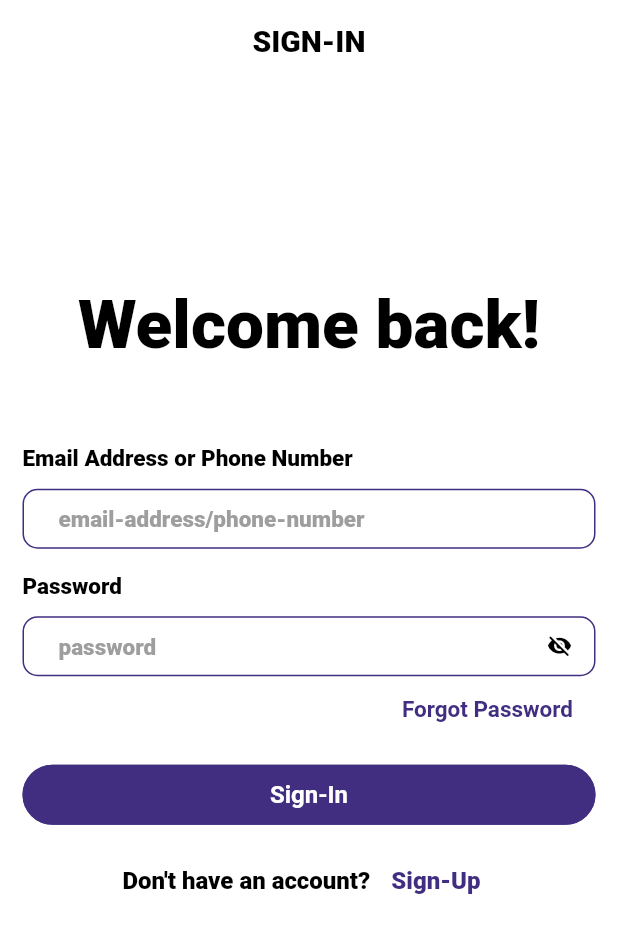
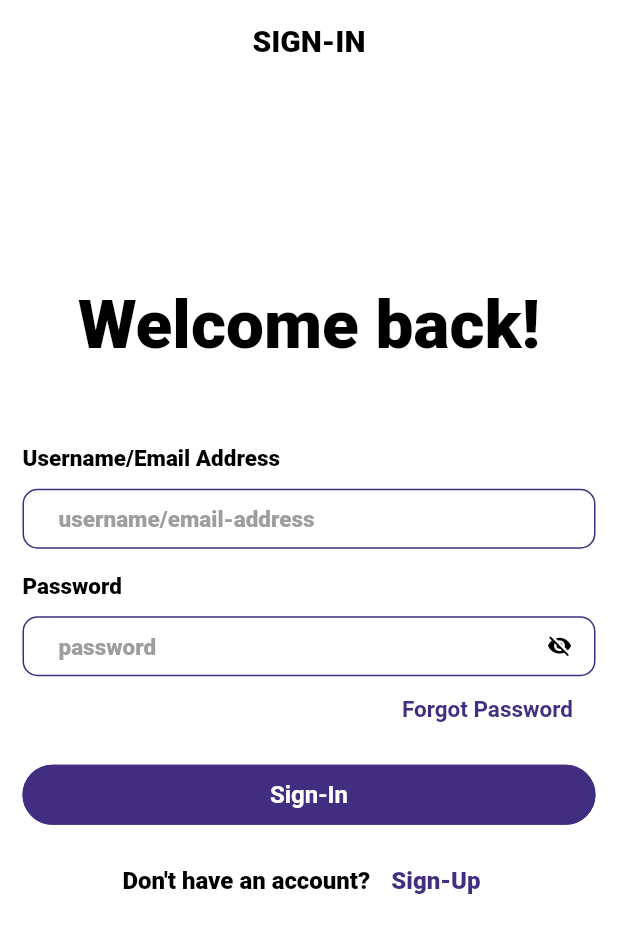
Before and after one commit to arc1o1/e_learn, a Flutter app: the screen it shows after launch, on a phone screen of 412 x 824 dp. Shown: the top 933 px of the screen. Run offline on Flutter 3.47's test engine with Material 3 defaults, Android fonts, the phone set to English and light mode, and no system bars; our stand-ins replace awesome_bottom_bar, cached_network_image, dio, flutter_dotenv, flutter_image_slideshow, flutter_local_notifications and 7 more; Roboto replaces fonts that are missing (NunitoSans); statements that could not run were skipped.

Commit message:
completed_signin_signout_signup_authentication

```diff
--- a/lib/features/auth/provider/auth_provider.dart
+++ b/lib/features/auth/provider/auth_provider.dart
@@ -52,7 +52,7 @@ class AuthProvider with ChangeNotifier {
       taiId: taiId,
       context: context,
     );
-    debugPrint(success.toString());
+    debugPrint('sign-up completed successful: $success');
 
     if (success) {
       _isAuthenticated = true;
--- a/lib/features/auth/signin_screen/signin_form.dart
+++ b/lib/features/auth/signin_screen/signin_form.dart
@@ -1,10 +1,10 @@
+import 'package:flutter/material.dart';
+import 'package:provider/provider.dart';
+
 import 'package:e_learn/features/auth/signin_screen/signin_view_model.dart';
 import 'package:e_learn/features/auth/widgets/auth_field_items.dart';
 import 'package:e_learn/utils/constants/color_strings.dart';
-import 'package:e_learn/services/routes.dart';
 import 'package:e_learn/utils/validators/validators.dart';
-import 'package:flutter/material.dart';
-import 'package:provider/provider.dart';
 
 class SigninForm extends StatelessWidget {
   const SigninForm({
@@ -15,12 +15,14 @@ class SigninForm extends StatelessWidget {
   Widget build(BuildContext context) {
     // provider instance
     final signinViewModel = context.watch<SigninViewModel>();
+
     return Column(
       children: [
         //email or phone
         AuthFieldItems(
-          title: "Email Address or Phone Number",
-          labelText: "email-address/phone-number",
+          title: "Username/Email Address",
+          labelText: "username/email-address",
+          controller: signinViewModel.emailController,
           validator: (value) =>
               Validators.validateEmptyText("email/phone-number", value),
           keyboardType: TextInputType.emailAddress,
@@ -33,6 +35,7 @@ class SigninForm extends StatelessWidget {
           title: "Password",
           labelText: "password",
           validator: (value) => Validators.validatePassword(value),
+          controller: signinViewModel.passwordController,
           obscureText: signinViewModel.hideSigninPassword,
           keyboardType: TextInputType.name,
           suffixIcon: IconButton(
@@ -79,7 +82,7 @@ class SigninForm extends StatelessWidget {
           height: 40,
           width: MediaQuery.of(context).size.width,
           child: ElevatedButton(
-            onPressed: () => router.go("/"),
+            onPressed: () => signinViewModel.signin(context),
             child: Text("Sign-In"),
           ),
         ),
--- a/lib/features/auth/signup_screen/signup_view_model.dart
+++ b/lib/features/auth/signup_screen/signup_view_model.dart
@@ -156,7 +156,7 @@ class SignupViewModel extends ChangeNotifier {
     if (success) {
       router.go('/');
     } else {
-      // ignore: use_build_context_synchronously
+      return;
     }
   }
 
```
Also changed, not shown: lib/features/auth/signin_screen/signin_view_model.dart (+11 -5 lines).
